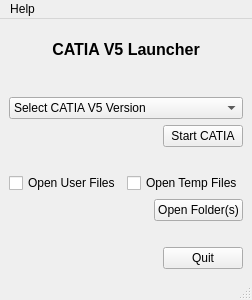
evereux/catia_launcher, file catia_launcher/gui/catia_launcher_gui.ui: the form before one commit.
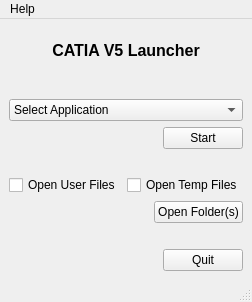
The form after the commit.

Commit message: bumped to version 0.2.0. see changelog for overview of changes

```diff
--- a/catia_launcher/gui/catia_launcher_gui.ui
+++ b/catia_launcher/gui/catia_launcher_gui.ui
@@ -7,7 +7,7 @@
     <x>0</x>
     <y>0</y>
     <width>243</width>
-    <height>300</height>
+    <height>302</height>
    </rect>
   </property>
   <property name="maximumSize">
@@ -63,7 +63,7 @@
        <widget class="QComboBox" name="combo_select_catia">
         <item>
          <property name="text">
-          <string>Select CATIA V5 Version</string>
+          <string>Select Application</string>
          </property>
         </item>
        </widget>
@@ -86,7 +86,10 @@
         <item>
          <widget class="QPushButton" name="btn_start_catia">
           <property name="text">
-           <string>Start CATIA</string>
+           <string>Start</string>
+          </property>
+          <property name="shortcut">
+           <string>Ctrl+S</string>
           </property>
          </widget>
         </item>
```
The commit also changes 15 other files.
